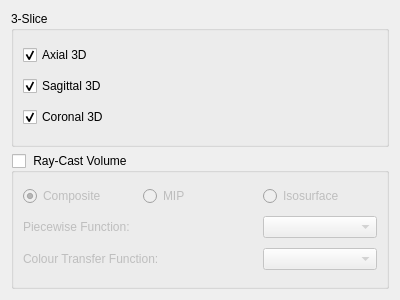
This is rtUI/volume3DOptions.ui in pengwg/vurtigo as Qt 5 draws it before an edit. The edited form follows.
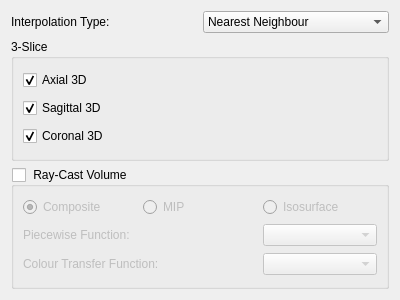
This is the edited form.

Commit message:
Added a drop down box for the user to choose the interpolation type. BugID:644 Analysis:There is a significant difference in quality between interpolation types and as a result it is desirable to let the user choose the type they want.
Resolution:

Reviewed by:

```diff
--- a/rtUI/volume3DOptions.ui
+++ b/rtUI/volume3DOptions.ui
@@ -14,6 +14,36 @@
    <string>Form</string>
   </property>
   <layout class="QVBoxLayout" name="verticalLayout">
+   <item>
+    <layout class="QHBoxLayout" name="horizontalLayout">
+     <item>
+      <widget class="QLabel" name="label_3">
+       <property name="text">
+        <string>Interpolation Type:</string>
+       </property>
+      </widget>
+     </item>
+     <item>
+      <widget class="QComboBox" name="interpolateComboBox">
+       <item>
+        <property name="text">
+         <string>Nearest Neighbour</string>
+        </property>
+       </item>
+       <item>
+        <property name="text">
+         <string>Linear</string>
+        </property>
+       </item>
+       <item>
+        <property name="text">
+         <string>Cubic</string>
+        </property>
+       </item>
+      </widget>
+     </item>
+    </layout>
+   </item>
    <item>
     <widget class="QGroupBox" name="groupBox">
      <property name="title">
```
The commit also changes 3 other files.
